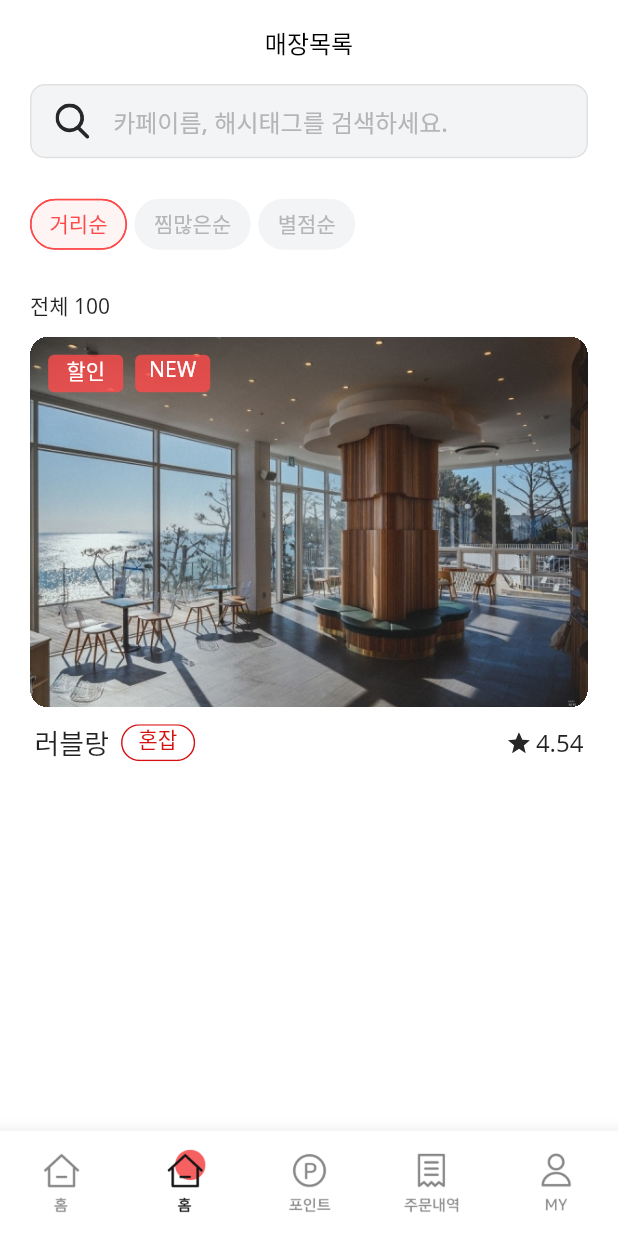
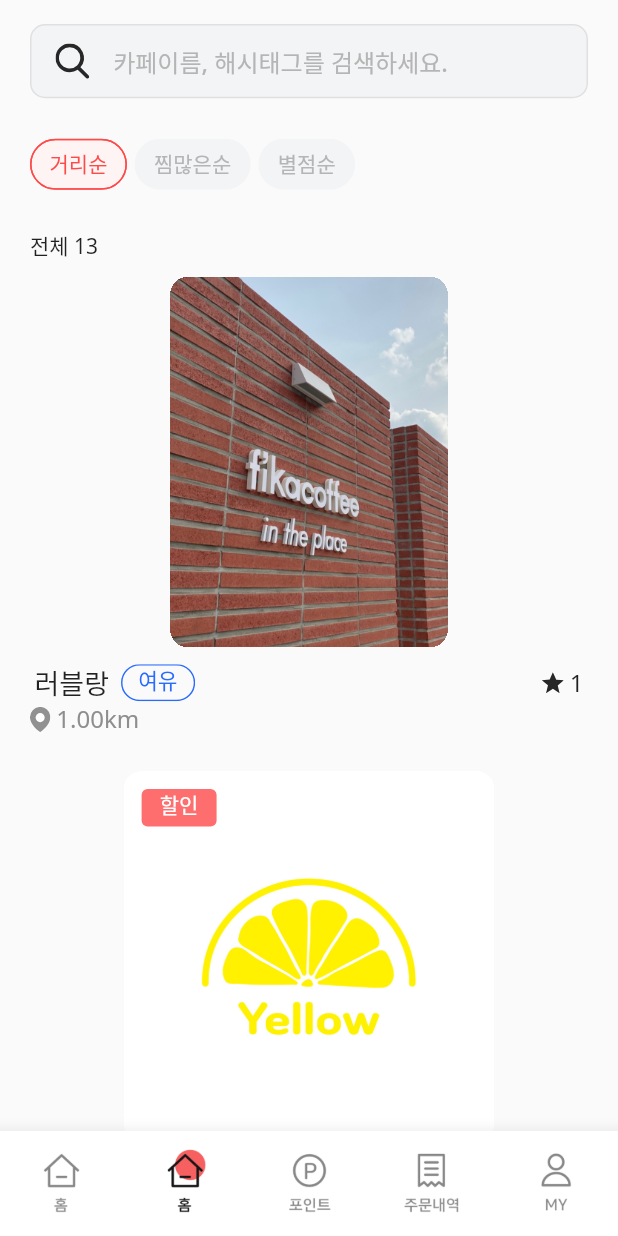
Before and after one commit to NNNsun/MeRe, a Flutter app: the screen it shows after launch, item 2 of the bottom bar chosen, on a phone screen of 412 x 824 dp. Run offline on Flutter 3.47's test engine with Material 2 defaults, Android fonts, the phone set to English and light mode, and no system bars; drawn by our look-alikes of auto_size_text; our stand-ins replace carousel_slider, flutter_svg, shared_preferences.

Commit message:
feat: storeList & card 퍼블리싱 완료

```diff
--- a/lib/common/view/root.dart
+++ b/lib/common/view/root.dart
@@ -2,7 +2,7 @@
 import 'package:new_me_re/common/const/img_path.dart';
 import 'package:new_me_re/history/view/history_screen.dart';
 import 'package:new_me_re/home/view/home_screen.dart';
-import 'package:new_me_re/order/view/order_screen.dart';
+import 'package:new_me_re/order/view/store_list_screen.dart';
 import 'package:new_me_re/setting/screen/setting_screen.dart';
 import 'package:new_me_re/wished/view/wished_screen.dart';
 
@@ -38,7 +38,7 @@
 //이동할 page 모음(인덱스 순으로 이동)
   final List<Widget> _widgetOptions = [
     const HomeScreen(),
-    const OrderScreen(),
+    const StoreListScreen(),
     const WishedScreen(),
     const HistoryScreen(),
     const SettingScreen(),
--- a/lib/order/component/store_list_card.dart
+++ b/lib/order/component/store_list_card.dart
@@ -5,24 +5,30 @@
 import 'package:new_me_re/common/const/img_path.dart';
 
 class StoreListCard extends StatelessWidget {
-  // final String id;
-  // final String title;
-  // final String congestion;
-  // final String rating;
-  // final bool isSale;
-  // final bool isNew;
+  final String id;
+  final String title;
+  final String congestion;
+  final String rating;
+  final bool isSale;
+  final bool isNew;
+  final String imageUrl;
+  final String distance;
   const StoreListCard({
     Key? key,
-    // required this.id,
-    // required this.title,
-    // required this.congestion,
-    // required this.rating,
-    // required this.isSale,
-    // required this.isNew,
+    required this.id,
+    required this.title,
+    required this.congestion,
+    required this.rating,
+    required this.isSale,
+    required this.isNew,
+    required this.imageUrl,
+    required this.distance,
   }) : super(key: key);
 
   @override
   Widget build(BuildContext context) {
+    String congestionIcon = createCongestionIcon();
+
     return SizedBox(
       height: MediaQuery.of(context).size.height * 0.40,
       child: Column(
@@ -35,67 +41,33 @@
                   borderRadius: BorderRadius.circular(12),
                 ),
                 height: MediaQuery.of(context).size.height * 0.3,
-                child: Image.asset(
-                    'asset/temp/home_img/cafe_data_img/cafe_main/cafe11.jpg',
-                    fit: BoxFit.cover),
+                child: Image.asset(imageUrl, fit: BoxFit.cover), // 매장이미지
               ),
               Positioned(
                 top: 12,
                 left: 12,
                 child: Row(
                   children: [
-                    Padding(
-                      padding: const EdgeInsets.only(right: 8.0),
-                      child: Container(
-                        decoration: BoxDecoration(
-                          borderRadius: BorderRadius.circular(4),
-                          color: PRIMARY_COLOR.withOpacity(0.8),
-                        ),
-                        height: 25,
-                        width: 50,
-                        child: const Text(
-                          '할인',
-                          textAlign: TextAlign.center,
-                          style: TextStyle(color: Colors.white),
-                        ),
-                      ),
-                    ),
-                    Padding(
-                      padding: const EdgeInsets.only(right: 8.0),
-                      child: Container(
-                        decoration: BoxDecoration(
-                          borderRadius: BorderRadius.circular(4),
-                          color: PRIMARY_COLOR.withOpacity(0.8),
-                        ),
-                        height: 25,
-                        width: 50,
-                        child: const Text(
-                          'NEW',
-                          textAlign: TextAlign.center,
-                          style: TextStyle(color: Colors.white),
-                        ),
-                      ),
-                    ),
+                    if (isSale) const StoreBadge(badgeTitle: '할인'),
+                    if (isNew) const StoreBadge(badgeTitle: 'NEW'),
                   ],
                 ),
               ),
             ],
           ),
-          const SizedBox(
-            height: 10,
-          ),
+          const SizedBox(height: 10),
           Row(
             mainAxisAlignment: MainAxisAlignment.spaceBetween,
             children: [
               Row(
                 children: [
-                  const Padding(
-                    padding: EdgeInsets.only(left: 3),
+                  Padding(
+                    padding: const EdgeInsets.only(left: 3),
                     child: AutoSizeText(
                       maxLines: 1,
                       maxFontSize: 18,
-                      '러블랑',
-                      style: TextStyle(
+                      title,
+                      style: const TextStyle(
                         fontSize: 18,
                         fontWeight: FontWeight.w500,
                       ),
@@ -104,7 +76,7 @@
                   Padding(
                     padding: const EdgeInsets.symmetric(horizontal: 8),
                     child: SvgPicture.asset(
-                      list_crowded,
+                      congestionIcon, // 기본 = '보통'
                       height: MediaQuery.of(context).size.height * 0.03,
                     ),
                   )
@@ -113,19 +85,74 @@
               Row(
                 children: [
                   SvgPicture.asset(star_icon, height: 14),
-                  const Padding(
-                    padding: EdgeInsets.only(left: 4, right: 3),
+                  Padding(
+                    padding: const EdgeInsets.only(left: 4, right: 3),
                     child: Text(
-                      '4.54',
-                      style: TextStyle(fontSize: 16),
+                      rating,
+                      style: const TextStyle(fontSize: 16),
                     ),
                   )
                 ],
               ),
             ],
           ),
+          Row(
+            children: [
+              SvgPicture.asset(location_icon),
+              const SizedBox(
+                width: 4,
+              ),
+              Text(
+                '${distance}km',
+                style: const TextStyle(
+                  fontSize: 16,
+                  color: BODY_TEXT_COLOR_GRAY,
+                ),
+              ),
+            ],
+          )
         ],
       ),
     );
   }
+
+  String createCongestionIcon() {
+    String congestionIcon = list_normal;
+    if (congestionIcon == '혼잡') {
+      congestionIcon = list_crowded;
+    } else if (congestion == '보통') {
+      congestionIcon = list_normal;
+    } else if (congestion == '여유') {
+      congestionIcon = list_free;
+    }
+    return congestionIcon;
+  }
 }
+
+class StoreBadge extends StatelessWidget {
+  final String badgeTitle;
+  const StoreBadge({
+    Key? key,
+    required this.badgeTitle,
+  }) : super(key: key);
+
+  @override
+  Widget build(BuildContext context) {
+    return Padding(
+      padding: const EdgeInsets.only(right: 8.0),
+      child: Container(
+        decoration: BoxDecoration(
+          borderRadius: BorderRadius.circular(4),
+          color: PRIMARY_COLOR.withOpacity(0.8),
+        ),
+        height: 25,
+        width: 50,
+        child: Text(
+          badgeTitle,
+          textAlign: TextAlign.center,
+          style: const TextStyle(color: Colors.white),
+        ),
+      ),
+    );
+  }
+}
--- a/lib/order/view/order_screen.dart
+++ /dev/null
@@ -1,127 +0,0 @@
-import 'package:auto_size_text/auto_size_text.dart';
-import 'package:flutter/material.dart';
-import 'package:flutter_svg/flutter_svg.dart';
-import 'package:new_me_re/common/const/color.dart';
-import 'package:new_me_re/common/const/img_path.dart';
-import 'package:new_me_re/common/layout/default_layout.dart';
-import 'package:new_me_re/order/component/store_list_card.dart';
-
-class OrderScreen extends StatefulWidget {
-  const OrderScreen({super.key});
-
-  @override
-  State<OrderScreen> createState() => _OrderScreenState();
-}
-
-class _OrderScreenState extends State<OrderScreen> {
-  bool click = true;
-  int _value = 0;
-  int total = 100;
-  @override
-  Widget build(BuildContext context) {
-    return DefaultLayout(
-      leading: false,
-      title: '매장목록',
-      child: Padding(
-        padding: const EdgeInsets.symmetric(horizontal: 20),
-        child: Column(
-          crossAxisAlignment: CrossAxisAlignment.start,
-          children: [
-            const SearchBar(),
-            Padding(
-              padding: const EdgeInsets.symmetric(vertical: 20),
-              child: Row(
-                children: [
-                  makeChip(),
-                ],
-              ),
-            ),
-            Padding(
-              padding: const EdgeInsets.only(bottom: 10),
-              child: Text('전체 $total'),
-            ),
-            const StoreListCard()
-          ],
-        ),
-      ),
-    );
-  }
-
-  Wrap makeChip() {
-    String title = '';
-    return Wrap(
-      spacing: 5.0,
-      children: List<Widget>.generate(
-        3,
-        (int index) {
-          if (index == 0) {
-            title = '거리순';
-          } else if (index == 1) {
-            title = '찜많은순';
-          } else if (index == 2) {
-            title = '별점순';
-          }
-          return ChoiceChip(
-            selectedColor: const Color.fromARGB(255, 255, 244, 244),
-            shape: StadiumBorder(
-                side: BorderSide(
-                    color:
-                        _value == index ? PRIMARY_COLOR : Colors.transparent)),
-            backgroundColor: INPUT_BG_COLOR,
-            label: Text(
-              title,
-              style: TextStyle(
-                color: _value == index ? PRIMARY_COLOR : INPUT_HINT_COLOR,
-                fontWeight: FontWeight.w500,
-              ),
-            ),
-            selected: _value == index,
-            onSelected: (bool selected) {
-              setState(() {
-                _value = (selected ? index : index);
-              });
-            },
-          );
-        },
-      ).toList(),
-    );
-  }
-}
-
-class SearchBar extends StatelessWidget {
-  const SearchBar({
-    Key? key,
-  }) : super(key: key);
-
-  @override
-  Widget build(BuildContext context) {
-    return GestureDetector(
-      onTap: () {
-        print("검색바 click!");
-      },
-      child: Container(
-        decoration: BoxDecoration(
-            color: INPUT_BG_COLOR,
-            borderRadius: BorderRadius.circular(10),
-            border: Border.all(color: Colors.grey.shade300)),
-        height: MediaQuery.of(context).size.height * 0.06,
-        child: Row(
-          children: [
-            Padding(
-              padding: const EdgeInsets.symmetric(horizontal: 16),
-              child: SvgPicture.asset(search_icon),
-            ),
-            const AutoSizeText(
-              '카페이름, 해시태그를 검색하세요.',
-              style: TextStyle(
-                fontWeight: FontWeight.w500,
-                color: INPUT_HINT_COLOR,
-                fontSize: 16,
-              ),
-            )
-          ],
-        ),
-      ),
-    );
-  }
-}
--- /dev/null
+++ b/lib/order/view/store_list_screen.dart
@@ -0,0 +1,198 @@
+import 'package:auto_size_text/auto_size_text.dart';
+import 'package:flutter/material.dart';
+import 'package:flutter_svg/flutter_svg.dart';
+import 'package:new_me_re/common/const/color.dart';
+import 'package:new_me_re/common/const/img_path.dart';
+import 'package:new_me_re/order/component/store_list_card.dart';
+
+class StoreListScreen extends StatefulWidget {
+  const StoreListScreen({super.key});
+
+  @override
+  State<StoreListScreen> createState() => _StoreListScreenState();
+}
+
+class _StoreListScreenState extends State<StoreListScreen> {
+  var storeList = List<StoreListCard>.empty(growable: true);
+
+  createTempCafeList() {
+    String congestion;
+    bool isSale;
+    bool isNew = false;
+
+    for (int i = 1; i < 14; i++) {
+      if (i == 13) {
+        isSale = true;
+        isNew = false;
+        congestion = '보통';
+      }
+      if (i % 2 == 0) {
+        congestion = '혼잡';
+        isSale = true;
+        if (i == 4) {
+          isNew = true;
+        }
+      } else {
+        congestion = '여유';
+        isSale = false;
+        if (i == 3) {
+          isNew = true;
+        }
+      }
+      // 한번에 담는법...ㅜㅜ
+      storeList.add(StoreListCard(
+          id: i.toString(),
+          title: '러블랑',
+          congestion: congestion,
+          rating: (i % 5).toString(),
+          isSale: isSale,
+          isNew: isNew,
+          imageUrl: 'asset/temp/home_img/cafe_data_img/cafe_main/cafe$i.jpg',
+          distance: (i % 1.4).toStringAsFixed(2).toString()));
+    }
+  }
+
+  @override
+  void initState() {
+    createTempCafeList();
+    super.initState();
+  }
+
+  bool click = true;
+  int _value = 0;
+  int total = 100;
+  @override
+  Widget build(BuildContext context) {
+    return SafeArea(
+      child: Scaffold(
+        body: Padding(
+          padding: const EdgeInsets.symmetric(horizontal: 20),
+          child: Column(
+            crossAxisAlignment: CrossAxisAlignment.start,
+            children: [
+              const SizedBox(height: 16),
+              const SearchBar(),
+              Padding(
+                padding: const EdgeInsets.symmetric(vertical: 20),
+                child: Row(
+                  children: [
+                    makeChip(),
+                  ],
+                ),
+              ),
+              Padding(
+                padding: const EdgeInsets.only(bottom: 10),
+                child: Text('전체 ${storeList.length}'),
+              ),
+              Expanded(
+                child: ScrollConfiguration(
+                  behavior: const ScrollBehavior().copyWith(overscroll: false),
+                  child: RefreshIndicator(
+                    color: PRIMARY_COLOR,
+                    onRefresh: _refresh,
+                    child: ListView.builder(
+                      itemCount: storeList.length,
+                      itemBuilder: (context, index) {
+                        return StoreListCard(
+                            id: storeList[index].id,
+                            title: storeList[index].title,
+                            congestion: storeList[index].congestion,
+                            rating: storeList[index].rating,
+                            isSale: storeList[index].isSale,
+                            isNew: storeList[index].isNew,
+                            imageUrl: storeList[index].imageUrl,
+                            distance: storeList[index].distance);
+                      },
+                    ),
+                  ),
+                ),
+              ),
+            ],
+          ),
+        ),
+      ),
+    );
+  }
+
+  Future<void> _refresh() {
+    return Future.delayed(const Duration(milliseconds: 700));
+  }
+
+  Wrap makeChip() {
+    String title = '';
+    return Wrap(
+      spacing: 5.0,
+      children: List<Widget>.generate(
+        3,
+        (int index) {
+          if (index == 0) {
+            title = '거리순';
+          } else if (index == 1) {
+            title = '찜많은순';
+          } else if (index == 2) {
+            title = '별점순';
+          }
+          return ChoiceChip(
+            selectedColor: const Color.fromARGB(255, 255, 244, 244),
+            shape: StadiumBorder(
+                side: BorderSide(
+                    color:
+                        _value == index ? PRIMARY_COLOR : Colors.transparent)),
+            backgroundColor: INPUT_BG_COLOR,
+            label: Text(
+              title,
+              style: TextStyle(
+                color: _value == index ? PRIMARY_COLOR : INPUT_HINT_COLOR,
+                fontWeight: FontWeight.w500,
+              ),
+            ),
+            selected: _value == index,
+            onSelected: (bool selected) {
+              setState(() {
+                _value = (selected ? index : index);
+              });
+            },
+          );
+        },
+      ).toList(),
+    );
+  }
+}
+
+class SearchBar extends StatelessWidget {
+  const SearchBar({
+    Key? key,
+  }) : super(key: key);
+
+  @override
+  Widget build(BuildContext context) {
+    return GestureDetector(
+      onTap: () {
+        print("검색바 click!");
+      },
+      child: Container(
+        decoration: BoxDecoration(
+            color: INPUT_BG_COLOR,
+            borderRadius: BorderRadius.circular(10),
+            border: Border.all(color: Colors.grey.shade300)),
+        height: MediaQuery.of(context).size.height * 0.06,
+        child: Row(
+          children: [
+            Padding(
+              padding: const EdgeInsets.symmetric(horizontal: 16),
+              child: SvgPicture.asset(search_icon),
+            ),
+            const AutoSizeText(
+              '카페이름, 해시태그를 검색하세요.',
+              style: TextStyle(
+                fontWeight: FontWeight.w500,
+                color: INPUT_HINT_COLOR,
+                fontSize: 16,
+              ),
+            )
+          ],
+        ),
+      ),
+    );
+  }
+}
```
